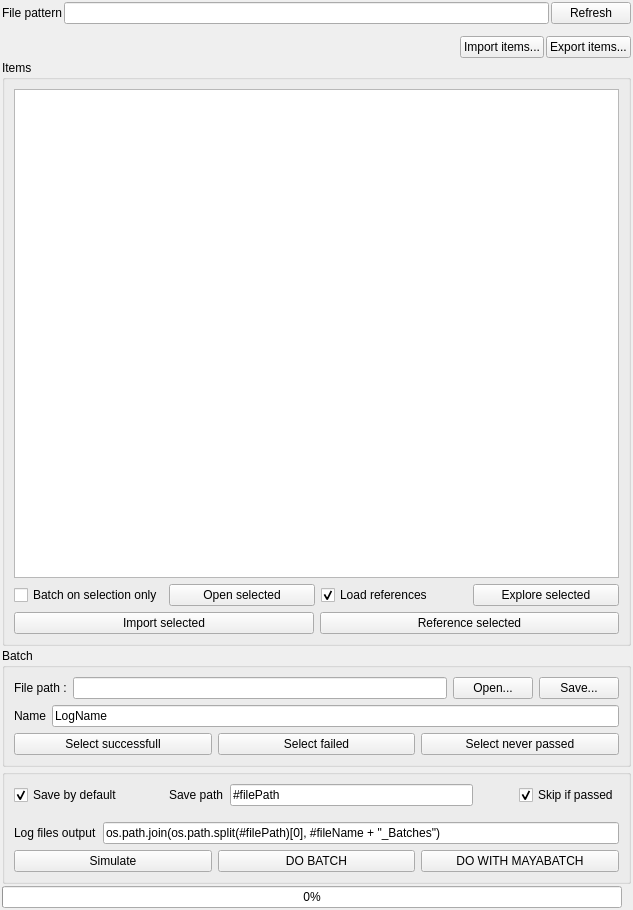
Before: the Qt Designer form Maya/scripts/UI/tkNodesBatcher.ui in CyrilToonkit/Toonkit_Module_Base, drawn with Qt 5.
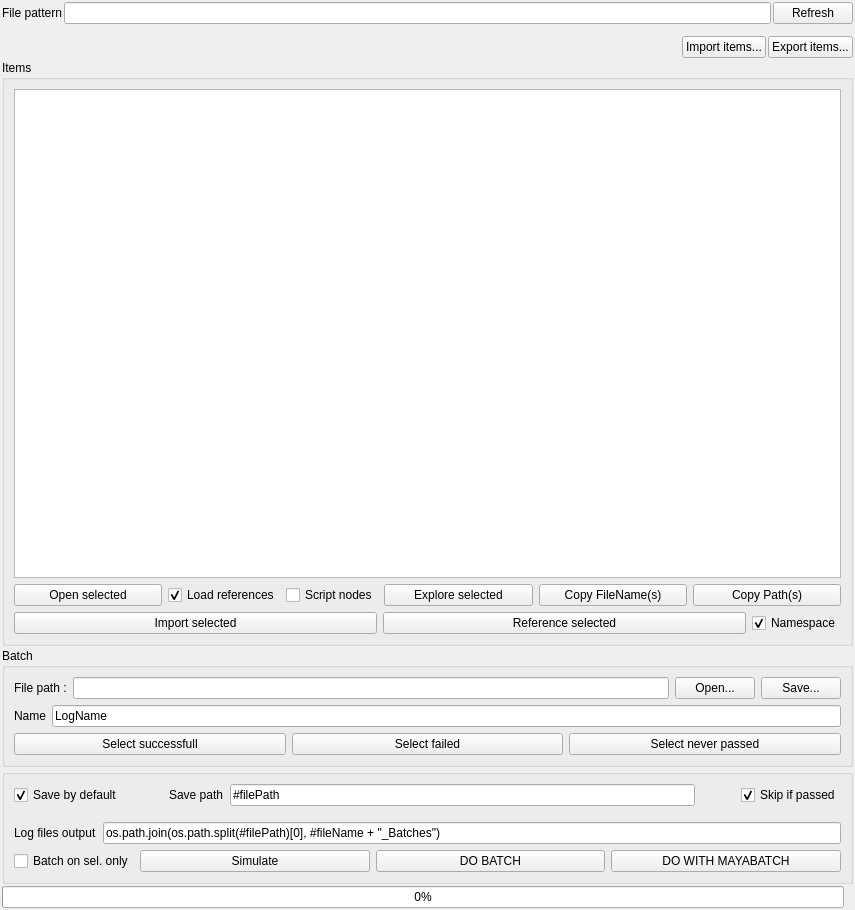
After: the same form once the commit is applied. Icons and pictures are not drawn.

Commit message: Added a bunch of commands and options to tkBatcher (namespaces, references and script nodes executions for open, reference and import, plus filename/filepaths copy to clipboard)

What changed in the file:
```diff
--- a/Maya/scripts/UI/tkNodesBatcher.ui
+++ b/Maya/scripts/UI/tkNodesBatcher.ui
@@ -6,7 +6,7 @@
    <rect>
     <x>0</x>
     <y>0</y>
-    <width>633</width>
+    <width>855</width>
     <height>910</height>
    </rect>
   </property>
@@ -106,13 +106,6 @@
         <property name="topMargin">
          <number>0</number>
         </property>
-        <item>
-         <widget class="QCheckBox" name="batcherSelectionCB">
-          <property name="text">
-           <string>Batch on selection only</string>
-          </property>
-         </widget>
-        </item>
         <item>
          <widget class="QPushButton" name="batcherOpenSelectedCB">
           <property name="text">
@@ -122,6 +115,12 @@
         </item>
         <item>
          <widget class="QCheckBox" name="batcherLoadReferencesCB">
+          <property name="sizePolicy">
+           <sizepolicy hsizetype="Fixed" vsizetype="Fixed">
+            <horstretch>0</horstretch>
+            <verstretch>0</verstretch>
+           </sizepolicy>
+          </property>
           <property name="text">
            <string>Load references</string>
           </property>
@@ -130,6 +129,19 @@
           </property>
          </widget>
         </item>
+        <item>
+         <widget class="QCheckBox" name="batcherExecuteScriptsCB">
+          <property name="sizePolicy">
+           <sizepolicy hsizetype="Fixed" vsizetype="Fixed">
+            <horstretch>0</horstretch>
+            <verstretch>0</verstretch>
+           </sizepolicy>
+          </property>
+          <property name="text">
+           <string>Script nodes</string>
+          </property>
+         </widget>
+        </item>
         <item>
          <widget class="QPushButton" name="batcherExploreSelectedCB">
           <property name="text">
@@ -137,6 +149,20 @@
           </property>
          </widget>
         </item>
+        <item>
+         <widget class="QPushButton" name="batcherCopyFilenameCB">
+          <property name="text">
+           <string>Copy FileName(s)</string>
+          </property>
+         </widget>
+        </item>
+        <item>
+         <widget class="QPushButton" name="batcherCopyPathCB">
+          <property name="text">
+           <string>Copy Path(s)</string>
+          </property>
+         </widget>
+        </item>
        </layout>
       </item>
       <item>
@@ -158,6 +184,22 @@
           </property>
          </widget>
         </item>
+        <item>
+         <widget class="QCheckBox" name="batcherNamespaceCB">
+          <property name="sizePolicy">
+           <sizepolicy hsizetype="Fixed" vsizetype="Fixed">
+            <horstretch>0</horstretch>
+            <verstretch>0</verstretch>
+           </sizepolicy>
+          </property>
+          <property name="text">
+           <string>Namespace</string>
+          </property>
+          <property name="checked">
+           <bool>true</bool>
+          </property>
+         </widget>
+        </item>
        </layout>
       </item>
      </layout>
@@ -357,6 +399,19 @@
         <property name="topMargin">
          <number>0</number>
         </property>
+        <item>
+         <widget class="QCheckBox" name="batcherSelectionCB">
+          <property name="sizePolicy">
+           <sizepolicy hsizetype="Fixed" vsizetype="Fixed">
+            <horstretch>0</horstretch>
+            <verstretch>0</verstretch>
+           </sizepolicy>
+          </property>
+          <property name="text">
+           <string>Batch on sel. only</string>
+          </property>
+         </widget>
+        </item>
         <item>
          <widget class="QPushButton" name="batcherSimBT">
           <property name="text">
```
The commit also changes 2 other files.
